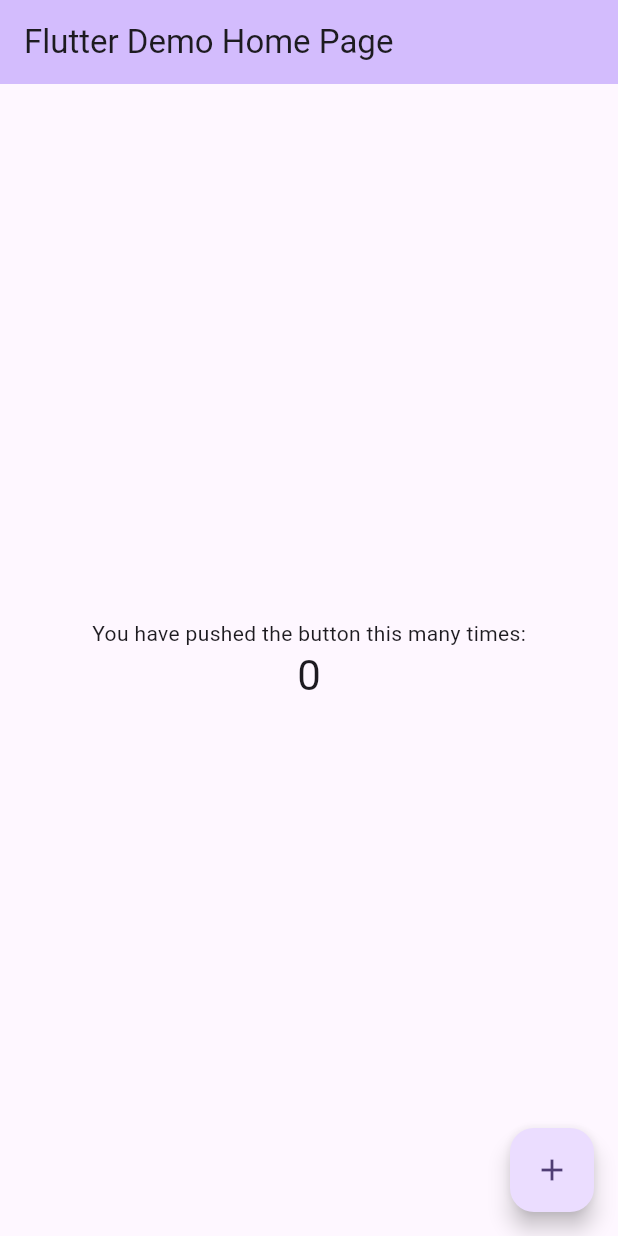
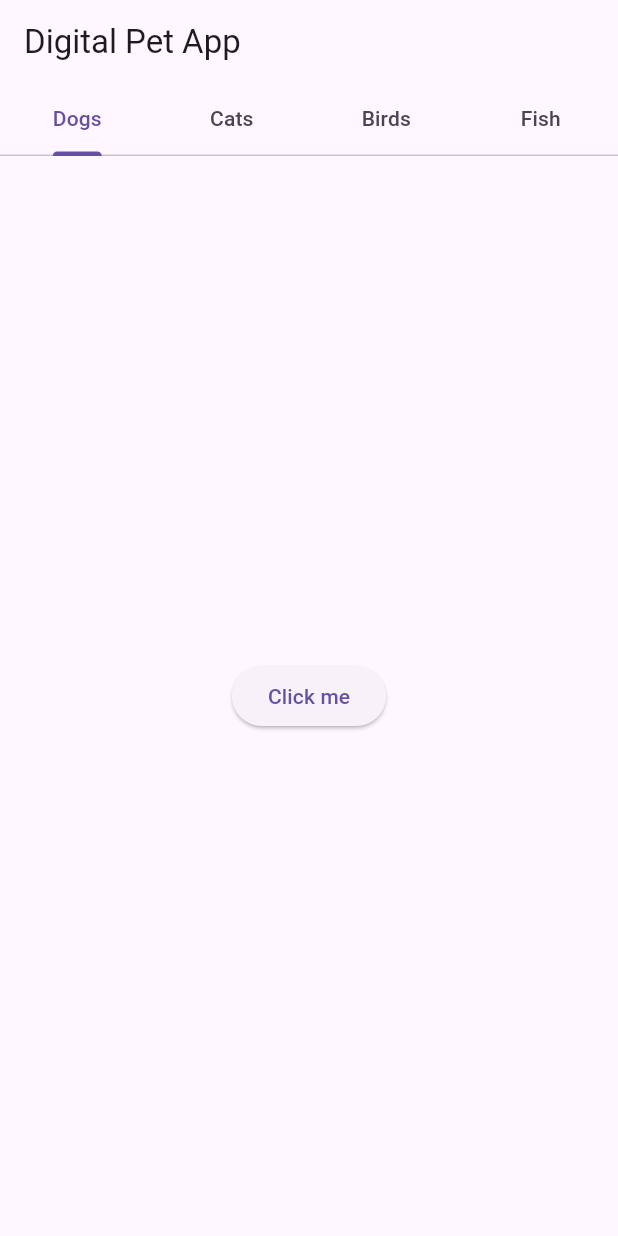
Before and after one commit to mnewby4/digital_pet_app, a Flutter app: the screen it shows after launch, on a phone screen of 412 x 824 dp. Run offline on Flutter 3.47's test engine with Material 3 defaults, Android fonts, the phone set to English and light mode, and no system bars.

Commit message:
adding the pets

```diff
--- a/lib/main.dart
+++ b/lib/main.dart
@@ -1,127 +1,102 @@
 import 'package:flutter/material.dart';
-//I added a comment please change.
-//This is Evelyn's comment
 
 void main() {
-  runApp(const MyApp());
+  runApp(MyApp());
 }
 
 class MyApp extends StatelessWidget {
-  const MyApp({super.key});
-
-  // This widget is the root of your application.
   @override
   Widget build(BuildContext context) {
     return MaterialApp(
-      title: 'Flutter Demo',
-      theme: ThemeData(
-        // This is the theme of your application.
-        //
-        // TRY THIS: Try running your application with "flutter run". You'll see
-        // the application has a purple toolbar. Then, without quitting the app,
-        // try changing the seedColor in the colorScheme below to Colors.green
-        // and then invoke "hot reload" (save your changes or press the "hot
-        // reload" button in a Flutter-supported IDE, or press "r" if you used
-        // the command line to start the app).
-        //
-        // Notice that the counter didn't reset back to zero; the application
-        // state is not lost during the reload. To reset the state, use hot
-        // restart instead.
-        //
-        // This works for code too, not just values: Most code changes can be
-        // tested with just a hot reload.
-        colorScheme: ColorScheme.fromSeed(seedColor: Colors.deepPurple),
-        useMaterial3: true,
+      home: DefaultTabController(
+        length: 4,
+        child: _TabsNonScrollableDemo(),
       ),
-      home: const MyHomePage(title: 'Flutter Demo Home Page'),
     );
   }
+}  //this is a stateful widget
+class _TabsNonScrollableDemo extends StatefulWidget {
+  @override
+  __TabsNonScrollableDemoState createState() => __TabsNonScrollableDemoState();
 }
 
-class MyHomePage extends StatefulWidget {
-  const MyHomePage({super.key, required this.title});
+class __TabsNonScrollableDemoState extends State<_TabsNonScrollableDemo>
+    with SingleTickerProviderStateMixin, RestorationMixin {
+  late TabController _tabController;
 
-  // This widget is the home page of your application. It is stateful, meaning
-  // that it has a State object (defined below) that contains fields that affect
-  // how it looks.
-
-  // This class is the configuration for the state. It holds the values (in this
-  // case the title) provided by the parent (in this case the App widget) and
-  // used by the build method of the State. Fields in a Widget subclass are
-  // always marked "final".
-
-  final String title;
+  final RestorableInt tabIndex = RestorableInt(0);
 
   @override
-  State<MyHomePage> createState() => _MyHomePageState();
-}
+  String get restorationId => 'tab_non_scrollable_demo';
 
-class _MyHomePageState extends State<MyHomePage> {
-  int _counter = 0;
+  @override
+  void restoreState(RestorationBucket? oldBucket, bool initialRestore) {
+    registerForRestoration(tabIndex, 'tab_index');
+    _tabController.index = tabIndex.value;
+  }
 
-  void _incrementCounter() {
-    setState(() {
-      // This call to setState tells the Flutter framework that something has
-      // changed in this State, which causes it to rerun the build method below
-      // so that the display can reflect the updated values. If we changed
-      // _counter without calling setState(), then the build method would not be
-      // called again, and so nothing would appear to happen.
-      _counter++;
+  @override
+  void initState() {
+    //event listner
+    super.initState();
+    _tabController = TabController(
+      initialIndex: 0,
+      length: 4,
+      vsync: this,
+    );
+    _tabController.addListener(() {
+      setState(() {
+        tabIndex.value = _tabController.index;
+        //the event lisnter triggers the change and points to the tabIndex
+      });
     });
   }
 
   @override
+  void dispose() {
+    _tabController.dispose();
+    tabIndex.dispose();
+    super.dispose();
+  }
+
+  @override
   Widget build(BuildContext context) {
-    // This method is rerun every time setState is called, for instance as done
-    // by the _incrementCounter method above.
-    //
-    // The Flutter framework has been optimized to make rerunning build methods
-    // fast, so that you can just rebuild anything that needs updating rather
-    // than having to individually change instances of widgets.
+// For the ToDo task hint: consider defining the widget and name of the tabs here
+    final tabs = ['Dogs', 'Cats', 'Birds', 'Fish'];
+
     return Scaffold(
       appBar: AppBar(
-        // TRY THIS: Try changing the color here to a specific color (to
-        // Colors.amber, perhaps?) and trigger a hot reload to see the AppBar
-        // change color while the other colors stay the same.
-        backgroundColor: Theme.of(context).colorScheme.inversePrimary,
-        // Here we take the value from the MyHomePage object that was created by
-        // the App.build method, and use it to set our appbar title.
-        title: Text(widget.title),
-      ),
-      body: Center(
-        // Center is a layout widget. It takes a single child and positions it
-        // in the middle of the parent.
-        child: Column(
-          // Column is also a layout widget. It takes a list of children and
-          // arranges them vertically. By default, it sizes itself to fit its
-          // children horizontally, and tries to be as tall as its parent.
-          //
-          // Column has various properties to control how it sizes itself and
-          // how it positions its children. Here we use mainAxisAlignment to
-          // center the children vertically; the main axis here is the vertical
-          // axis because Columns are vertical (the cross axis would be
-          // horizontal).
-          //
-          // TRY THIS: Invoke "debug painting" (choose the "Toggle Debug Paint"
-          // action in the IDE, or press "p" in the console), to see the
-          // wireframe for each widget.
-          mainAxisAlignment: MainAxisAlignment.center,
-          children: <Widget>[
-            const Text(
-              'You have pushed the button this many times:',
-            ),
-            Text(
-              '$_counter',
-              style: Theme.of(context).textTheme.headlineMedium,
-            ),
+        automaticallyImplyLeading: false,
+        title: Text(
+          'Digital Pet App',
+        ),
+        bottom: TabBar(
+          controller: _tabController,
+          isScrollable: false,
+          tabs: [
+            for (final tab in tabs) Tab(text: tab),
           ],
         ),
       ),
-      floatingActionButton: FloatingActionButton(
-        onPressed: _incrementCounter,
-        tooltip: 'Increment',
-        child: const Icon(Icons.add),
-      ), // This trailing comma makes auto-formatting nicer for build methods.
+      body: TabBarView(
+        controller: _tabController,
+        children: [
+// hint for the to do task:Considering creating the different for different tabs
+
+            Center(
+	            child: ElevatedButton(
+	              onPressed: () {
+	                ScaffoldMessenger.of(context).showSnackBar(
+	                  SnackBar(
+	                    content: Text('Button pressed in ${tabs[2]} tab!'),
+	                  ),
+	                );
+	              },
+	              child: Text('Click me'),
+	            ),
+          ),
+        ],
+      ),
     );
   }
 }
```
